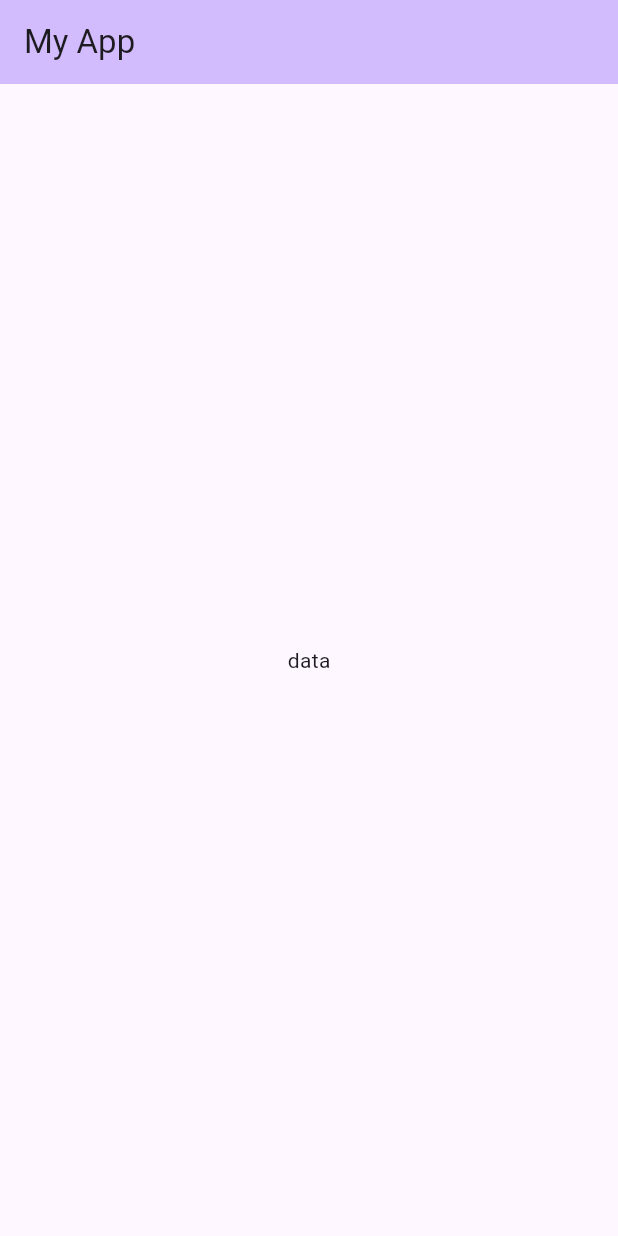
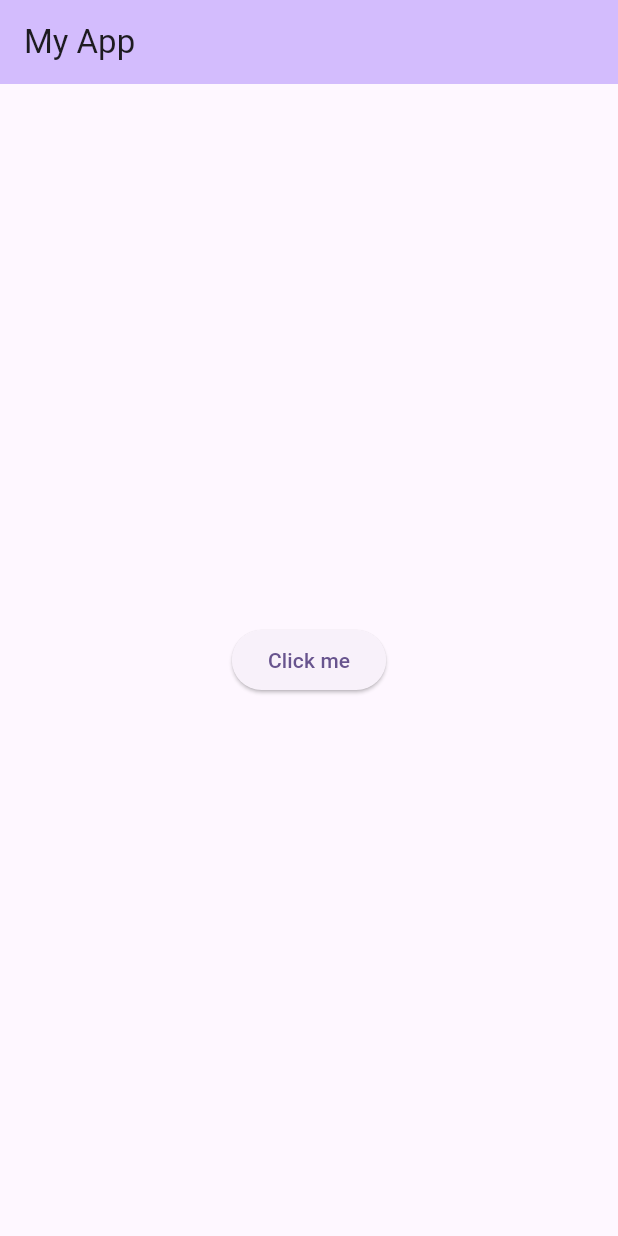
Before and after one commit to dubeyanant/native_bridge, a Flutter app: the screen it shows after launch, on a phone screen of 412 x 824 dp. Run offline on Flutter 3.47's test engine with Material 3 defaults, Android fonts, the phone set to English and light mode, and no system bars.

Commit message:
feat: establish two way communication

```diff
--- a/lib/main.dart
+++ b/lib/main.dart
@@ -24,8 +24,10 @@ class MyApp extends StatelessWidget {
 class NativeBridge {
   static const MethodChannel _channel = MethodChannel('com.example/native');
 
-  static void getNativeData() async {
-    await _channel.invokeMethod('getNativeData').then((value) => print(value));
+  static void getNativeData(int num) async {
+    await _channel.invokeMethod('getNativeData', <String, int>{
+      "num": num,
+    }).then((value) => print(value));
   }
 }
 
@@ -34,15 +36,20 @@ class HomePage extends StatelessWidget {
 
   @override
   Widget build(BuildContext context) {
-    NativeBridge.getNativeData();
+    int i = 0;
 
     return Scaffold(
       appBar: AppBar(
         backgroundColor: Theme.of(context).colorScheme.inversePrimary,
         title: const Text('My App'),
       ),
-      body: const Center(
-        child: Text('data'),
+      body: Center(
+        child: ElevatedButton(
+          onPressed: () {
+            NativeBridge.getNativeData(++i);
+          },
+          child: const Text('Click me'),
+        ),
       ),
     );
   }
```
Also changed, not shown: 1 other file.
